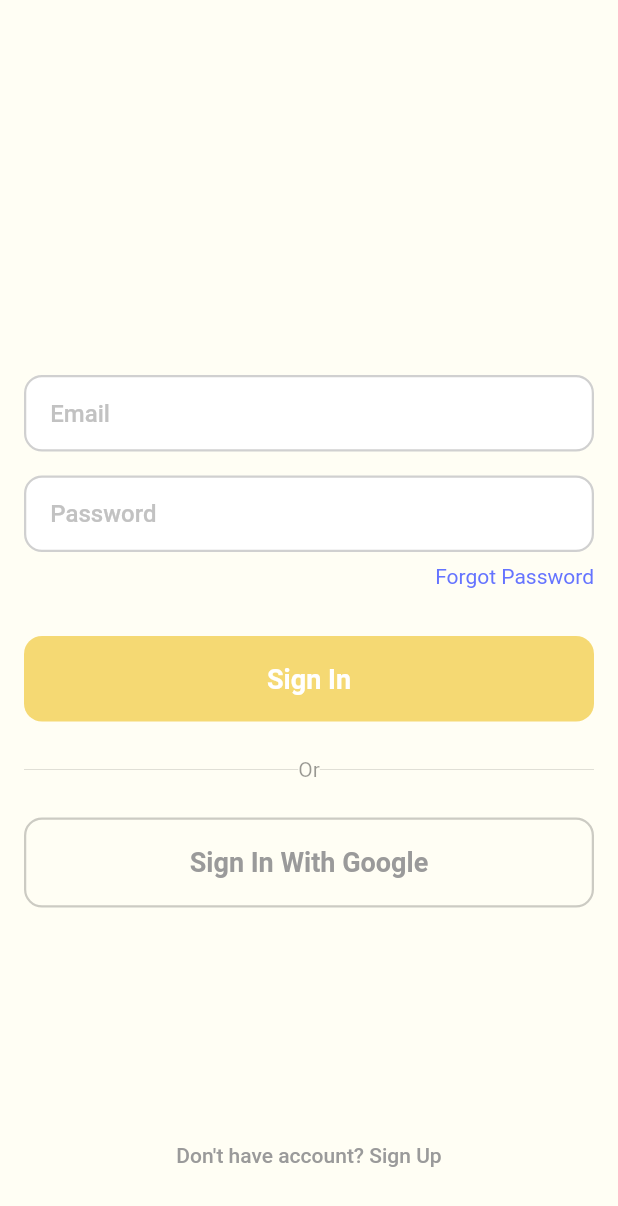
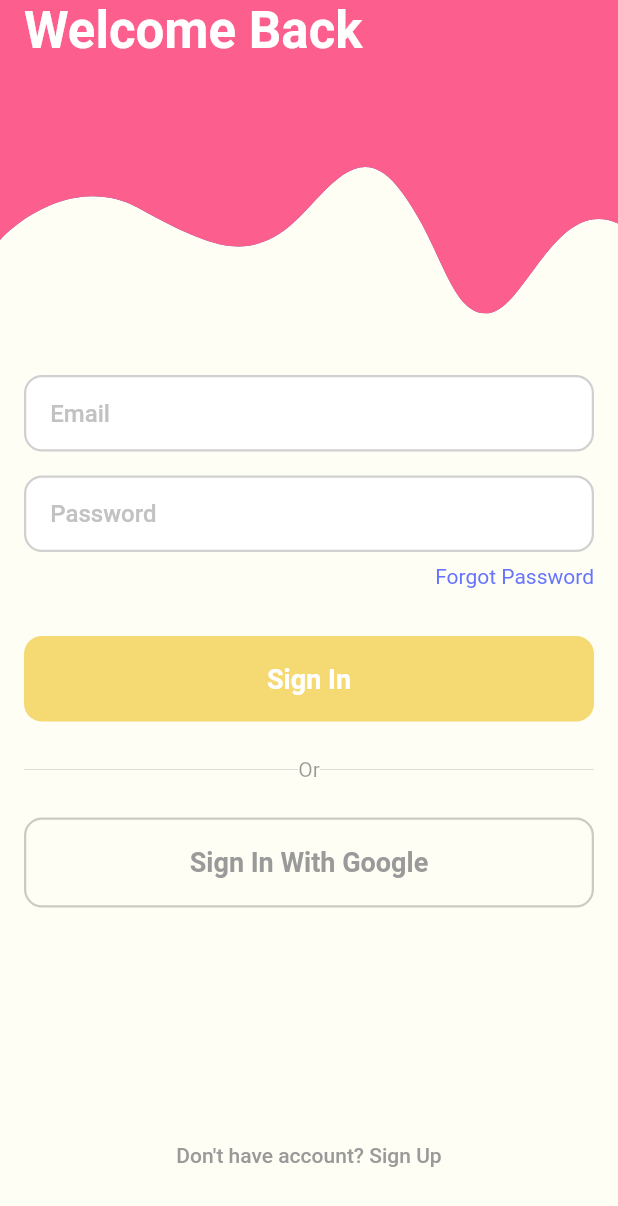
Before and after one commit to ngonhattri/flutter_social, a Flutter app: the screen it shows after launch, on a phone screen of 412 x 824 dp. Shown: the top 1206 px of the screen. Run offline on Flutter 3.47's test engine with Material 2 defaults, Android fonts, the phone set to English and light mode, and no system bars; our stand-ins replace loading_animation_widget.

Commit message:
add animation shape

```diff
--- a/lib/authentication/authentication_view.dart
+++ b/lib/authentication/authentication_view.dart
@@ -2,6 +2,7 @@ import 'package:flutter/material.dart';
 import 'package:flutter_social/authentication/signin/signin.dart';
 import 'package:flutter_social/authentication/signup/signup.dart';
 import 'package:flutter_social/components/animated_button.dart';
+import 'package:flutter_social/components/animation_shape/animated_shape.dart';
 import 'package:flutter_social/components/auth_switch_button.dart';
 import 'package:flutter_social/components/slide_fade_switcher.dart';
 import 'package:flutter_social/components/text_input_field.dart';
@@ -29,7 +30,18 @@ class _AuthenticationViewState extends State<AuthenticationView> {
               16,
               0,
             ),
-            child: SlideFadeSwitcher(child: _showSignIn ? SignIn() : SignUp()),
+            child: SlideFadeSwitcher(
+                child: _showSignIn ? const SignIn() : const SignUp()),
+          ),
+          const AnimatedShape(
+            color: Color(0xFF595DC6),
+            show: true,
+            title: "Create Account",
+          ),
+          AnimatedShape(
+            color: const Color(0xFFFC5F8E),
+            show: !_showSignIn,
+            title: "Welcome Back",
           ),
           AuthSwitchButton(
             showSignIn: _showSignIn,
--- /dev/null
+++ b/lib/components/animation_shape/animated_shape.dart
@@ -0,0 +1,62 @@
+import 'package:flutter/material.dart';
+import 'package:flutter_social/components/animation_shape/top_shape.dart';
+
+class AnimatedShape extends StatefulWidget {
+  final Color color;
+  final bool show;
+  final String title;
+
+  const AnimatedShape({
+    Key? key,
+    required this.color,
+    required this.show,
+    required this.title,
+  }) : super(key: key);
+
+  @override
+  State<AnimatedShape> createState() => _AnimatedShapeState();
+}
+
+class _AnimatedShapeState extends State<AnimatedShape>
+    with SingleTickerProviderStateMixin {
+  late AnimationController _animationController;
+
+  @override
+  void initState() {
+    super.initState();
+    _animationController = AnimationController(
+      vsync: this,
+      duration: const Duration(milliseconds: 800),
+    )..forward();
+  }
+
+  @override
+  void didUpdateWidget(covariant AnimatedShape oldWidget) {
+    super.didUpdateWidget(oldWidget);
+    widget.show
+        ? _animationController.reverse()
+        : _animationController.forward();
+  }
+
+  @override
+  Widget build(BuildContext context) {
+    return SizedBox(
+      width: double.infinity,
+      height: 209,
+      child: AnimatedBuilder(
+        animation: _animationController,
+        builder: (_, __) => TopShape.draw(
+          widget.color,
+          widget.title,
+          _animationController,
+        ),
+      ),
+    );
+  }
+
+  @override
+  void dispose() {
+    _animationController.dispose();
+    super.dispose();
+  }
+}
--- /dev/null
+++ b/lib/components/animation_shape/top_shape.dart
@@ -0,0 +1,133 @@
+import 'package:flutter/cupertino.dart';
+import 'package:flutter/material.dart';
+
+class TopShape extends CustomClipper<Path> {
+  final AnimationController _controller;
+
+  TopShape._(this._controller);
+
+  static Widget draw(Color color, String text, AnimationController controller) {
+    return ClipPath(
+      clipper: TopShape._(controller),
+      child: ColoredBox(
+        color: color,
+        child: SafeArea(
+          child: Padding(
+            padding: const EdgeInsets.only(left: 16),
+            child: Text(
+              text,
+              style: const TextStyle(
+                fontSize: 34,
+                fontWeight: FontWeight.bold,
+                color: Colors.white,
+              ),
+            ),
+          ),
+        ),
+      ),
+    );
+  }
+
+  @override
+  Path getClip(Size size) {
+    final path = Path();
+
+    ///First point
+    path.lineTo(
+      0,
+      Tween<double>(begin: 0, end: size.height * 0.7655502392344498,)
+          .animate(_controller)
+          .value,
+    );
+
+    /// Second point
+    path.cubicTo(
+      size.width * 0.0333333333333333,
+      Tween<double>(begin: 0, end: size.height * 0.6942105263157895,)
+          .animate(_controller)
+          .value,
+      size.width * 0.1282051282051282,
+      Tween<double>(begin: 0, end: size.height * 0.5598086124401914,)
+          .animate(_controller)
+          .value,
+      size.width * 0.22564102564102564,
+      Tween<double>(begin: 0, end: size.height * 0.6650717703349283,)
+          .animate(_controller)
+          .value,
+    );
+
+    /// Third point
+    path.cubicTo(
+      size.width * 0.34358974359,
+      Tween<double>(begin: 0, end: size.height * 0.7942583732,)
+          .animate(_controller)
+          .value,
+      size.width * 0.3923076923,
+      Tween<double>(begin: 0, end: size.height * 0.81818181818,)
+          .animate(_controller)
+          .value,
+      size.width * 0.45128205128,
+      Tween<double>(begin: 0, end: size.height * 0.74641148325,)
+          .animate(_controller)
+          .value,
+    );
+
+    /// Fourth point
+    path.cubicTo(
+      size.width * 0.5128205128205128,
+      Tween<double>(begin: 0, end: size.height * 0.6746411483253588,)
+          .animate(_controller)
+          .value,
+      size.width * 0.5692307692307692,
+      Tween<double>(begin: 0, end: size.height * 0.41626794258373206,)
+          .animate(_controller)
+          .value,
+      size.width * 0.6423076923076924,
+      Tween<double>(begin: 0, end: size.height * 0.5933014354066986,)
+          .animate(_controller)
+          .value,
+    );
+
+    /// Fifth point
+    path.cubicTo(
+      size.width * 0.7153846153846154,
+      Tween<double>(begin: 0, end: size.height * 0.7703349282296651,)
+          .animate(_controller)
+          .value,
+      size.width * 0.7256410256410256,
+      Tween<double>(begin: 0, end: size.height,)
+          .animate(_controller)
+          .value,
+      size.width * 0.7871794871794872,
+      Tween<double>(begin: 0, end: size.height,)
+          .animate(_controller)
+          .value,
+    );
+
+    /// Six point
+    path.cubicTo(
+      size.width * 0.8487179487179487,
+      Tween<double>(begin: 0, end: size.height,)
+          .animate(_controller)
+          .value,
+      size.width * 0.8974358974358975,
+      Tween<double>(begin: 0, end: size.height * 0.6220095693779905,)
+          .animate(_controller)
+          .value,
+      size.width,
+      Tween<double>(begin: 0, end: size.height * 0.7129186602870813,)
+          .animate(_controller)
+          .value,
+    );
+
+    ///Seven point
+    path.lineTo((size.width), 0);
+
+    /// close
+    path.close();
+    return path;
+  }
+
+  @override
+  bool shouldReclip(covariant CustomClipper<Path> oldClipper) => true;
+}
```
